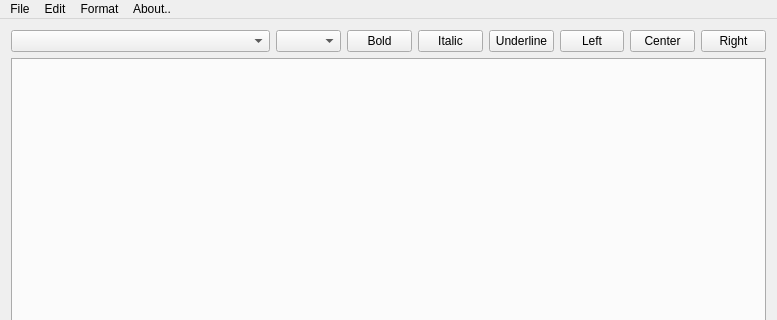
Qt form EditorTexto/mainwindow.ui (Antoniolm/Editor_Texto-Qt5) before a commit; both pictures show x 0 to 777 and y 0 to 320 of the 777 by 648 pixel window.
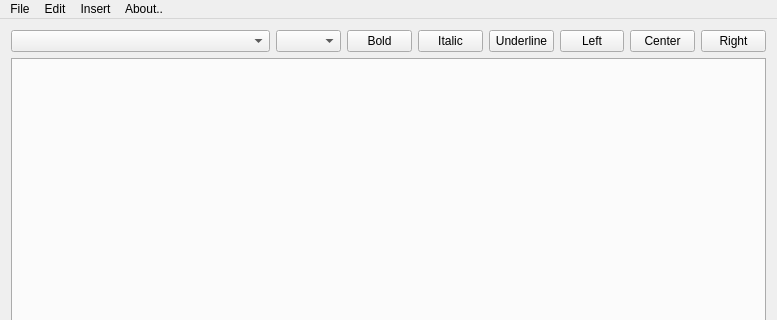
The same form after that commit.

```diff
--- a/EditorTexto/mainwindow.ui
+++ b/EditorTexto/mainwindow.ui
@@ -193,7 +193,7 @@
    </widget>
    <widget class="QMenu" name="menuFormat">
     <property name="title">
-     <string>Format</string>
+     <string>Insert</string>
     </property>
    </widget>
    <addaction name="menuFile"/>
```
Left out of the diff: 12 changed lines with no effect on the pictures.
